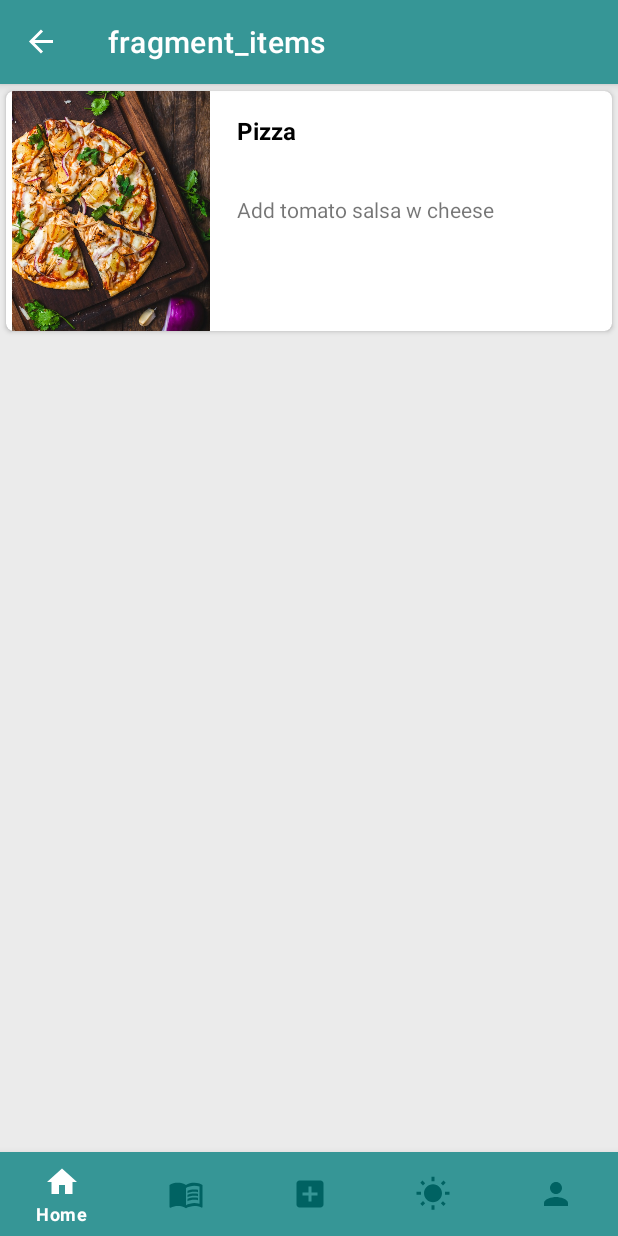
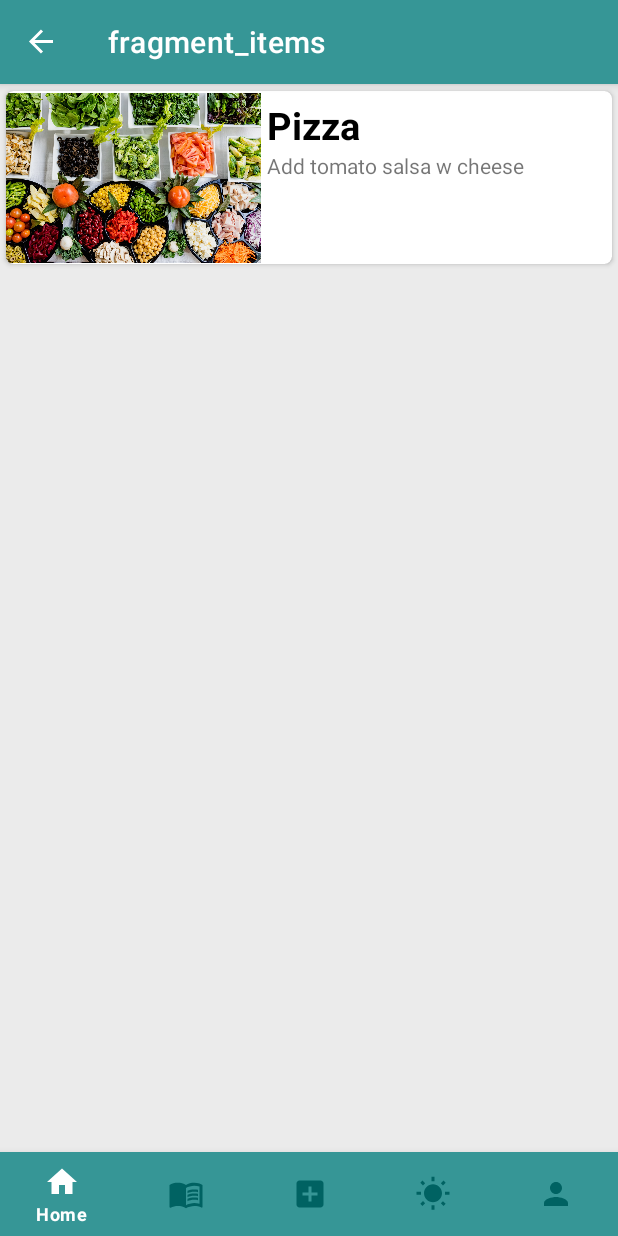
Before and after one commit to oyousef25/LifeApp-Android, an Android app: the ItemsFragment screen opened through its navigation route, on a phone screen of 412 x 824 dp. Run offline under Robolectric (Android 15) with nearby library versions, the phone set to English and light mode, and no system bars; our stand-ins replace navigation-ui.

Commit message:
Fixed layout issues

```diff
--- a/app/src/main/java/com/example/lifeapp/adapters/HomePageAdapter.java
+++ b/app/src/main/java/com/example/lifeapp/adapters/HomePageAdapter.java
@@ -8,6 +8,7 @@ import android.widget.ImageView;
 import android.widget.TextView;
 
 import androidx.annotation.NonNull;
+import androidx.navigation.Navigation;
 import androidx.recyclerview.widget.RecyclerView;
 
 import com.example.lifeapp.R;
@@ -81,7 +82,7 @@ public class HomePageAdapter extends RecyclerView.Adapter<HomePageAdapter.Custom
      * CustomViewHolder()
      * CustomViewHolder class that we are going to use in our adapter
      */
-    class CustomViewHolder extends RecyclerView.ViewHolder{
+    class CustomViewHolder extends RecyclerView.ViewHolder implements View.OnClickListener{
 
         //Properties
         protected ImageView image;
@@ -102,7 +103,13 @@ public class HomePageAdapter extends RecyclerView.Adapter<HomePageAdapter.Custom
             this.image = itemView.findViewById(R.id.homeImage);
             this.title = itemView.findViewById(R.id.homeTitle);
 
+            //Click event: Take the user to the itemsFragment when they click on a homeRecycler item
+            itemView.setOnClickListener(this);
+        }
 
+        @Override
+        public void onClick(View view) {
+            Navigation.findNavController(view).navigate(R.id.action_nav_home_to_itemsFragment);
         }
     }
 }
--- a/app/src/main/java/com/example/lifeapp/fragments/ItemsFragment.java
+++ b/app/src/main/java/com/example/lifeapp/fragments/ItemsFragment.java
@@ -73,7 +73,7 @@ public class ItemsFragment extends Fragment {
         ArrayList<Item> itemArrayList = new ArrayList<>();
 
         //Adding to the arrayList
-        itemArrayList.add(new Item(R.drawable.pizza, "Pizza", "Add tomato salsa w cheese"));
+        itemArrayList.add(new Item(R.drawable.recipes, "Pizza", "Add tomato salsa w cheese"));
 
         //Locating our recyclerview
         RecyclerView recyclerView = view.findViewById(R.id.itemsList);
--- a/app/src/main/res/layout/fragment_item_recyclerview.xml
+++ b/app/src/main/res/layout/fragment_item_recyclerview.xml
@@ -15,39 +15,36 @@
 
         <ImageView
             android:id="@+id/itemImage"
-            android:layout_width="140dp"
-            android:layout_height="160dp"
-            android:layout_marginEnd="5dp"
+            android:layout_width="170dp"
+            android:layout_height="115dp"
             app:layout_constraintBottom_toBottomOf="parent"
-            app:layout_constraintEnd_toStartOf="@+id/itemTitle"
             app:layout_constraintStart_toStartOf="parent"
             app:layout_constraintTop_toTopOf="parent"
-            app:srcCompat="@drawable/pizza" />
+            app:srcCompat="@drawable/recipes" />
 
         <TextView
             android:id="@+id/itemTitle"
-            android:layout_width="250dp"
-            android:layout_height="64dp"
+            android:layout_width="230dp"
+            android:layout_height="wrap_content"
+            android:layout_marginStart="4dp"
             android:layout_marginTop="5dp"
-            android:layout_marginEnd="10dp"
             android:layout_weight="1"
-            android:paddingLeft="10dp"
-            android:paddingTop="10dp"
             android:text="TextView"
             android:textColor="@color/black"
-            android:textSize="@dimen/activity_vertical_margin"
+            android:textSize="@dimen/story_title"
             android:textStyle="bold"
             app:layout_constraintEnd_toEndOf="parent"
+            app:layout_constraintStart_toEndOf="@+id/itemImage"
             app:layout_constraintTop_toTopOf="parent" />
 
         <TextView
             android:id="@+id/itemDescription"
-            android:layout_width="250dp"
+            android:layout_width="230dp"
             android:layout_height="wrap_content"
-            android:layout_marginEnd="10dp"
-            android:paddingLeft="10dp"
+            android:layout_marginStart="4dp"
             android:text="TextView"
             app:layout_constraintEnd_toEndOf="parent"
+            app:layout_constraintStart_toEndOf="@+id/itemImage"
             app:layout_constraintTop_toBottomOf="@+id/itemTitle" />
 
     </androidx.constraintlayout.widget.ConstraintLayout>
```
